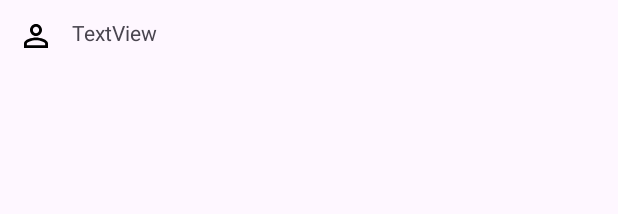
After one commit to UniExtremadura/gps-project-ea03, an Android app: the layout recycler_item_list.xml on its own in the app's theme, with its tools: preview values and no code run, on a phone screen of 412 x 824 dp. The commit adds this screen. Shown: the top 214 px of the screen. Run offline under Robolectric (Android 15) with nearby library versions, the phone set to English and light mode, and no system bars.

Commit message:
RecyclerViewFamily

```diff
--- a/app/src/main/java/com/example/familycoin/home/HomeActivity.kt
+++ b/app/src/main/java/com/example/familycoin/home/HomeActivity.kt
@@ -78,7 +78,7 @@ class HomeActivity : AppCompatActivity() {
         binding.bottomNavigation.setOnNavigationItemSelectedListener { item ->
             when (item.itemId) {
                 R.id.familyFragment -> {
-                        val destinationId = if (user.familyCoinId != null) R.id.familyFragment else R.id.noFamilyFragment
+                        val destinationId = if (user.familyCoinId == null) R.id.familyFragment else R.id.noFamilyFragment
                         navController.navigate(destinationId)
                     true
                 }
--- a/app/src/main/res/layout/fragment_family.xml
+++ b/app/src/main/res/layout/fragment_family.xml
@@ -4,7 +4,7 @@
     xmlns:tools="http://schemas.android.com/tools"
     android:layout_width="match_parent"
     android:layout_height="match_parent"
-    tools:context=".home.TasksFragment">
+    tools:context=".home.FamilyFragment">
 
 
     <TextView
--- /dev/null
+++ b/app/src/main/res/layout/recycler_item_list.xml
@@ -0,0 +1,29 @@
+<?xml version="1.0" encoding="utf-8"?>
+<LinearLayout xmlns:android="http://schemas.android.com/apk/res/android"
+    xmlns:app="http://schemas.android.com/apk/res-auto"
+    android:layout_width="match_parent"
+    android:layout_height="match_parent"
+    android:orientation="vertical">
+
+    <RelativeLayout
+        android:layout_width="match_parent"
+        android:layout_height="match_parent"
+        android:padding="12dp">
+
+
+        <ImageView
+            android:id="@+id/recyclerItemImage"
+            android:layout_width="wrap_content"
+            android:layout_height="wrap_content"
+            app:srcCompat="@drawable/baseline_person_outline_24" />
+
+        <TextView
+            android:id="@+id/recyclerItemName"
+            android:layout_width="wrap_content"
+            android:layout_height="wrap_content"
+            android:layout_alignParentEnd="true"
+            android:layout_marginEnd="295dp"
+            android:text="TextView" />
+    </RelativeLayout>
+
+</LinearLayout>
```
Also changed, not shown: app/src/main/java/com/example/familycoin/home/FamilyFragment.kt (+26 -43 lines), app/src/main/java/com/example/familycoin/recyclerView/FamilyAdapter.kt (added, +32 -0 lines), app/src/main/java/com/example/familycoin/recyclerView/FamilyItem.kt (added, +11 -0 lines).
